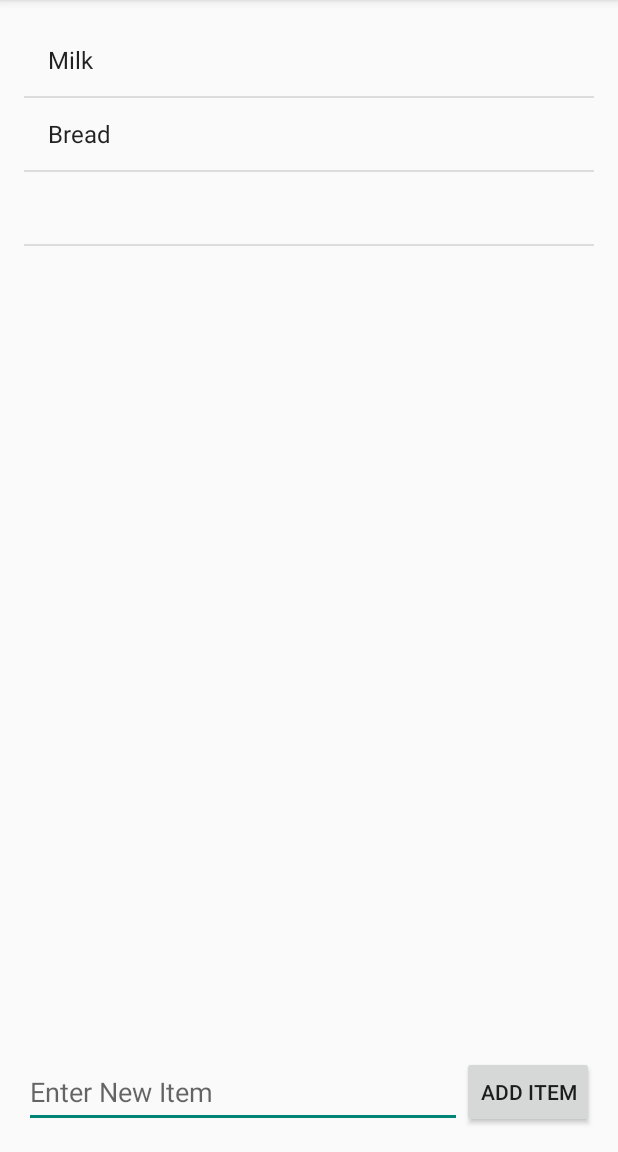
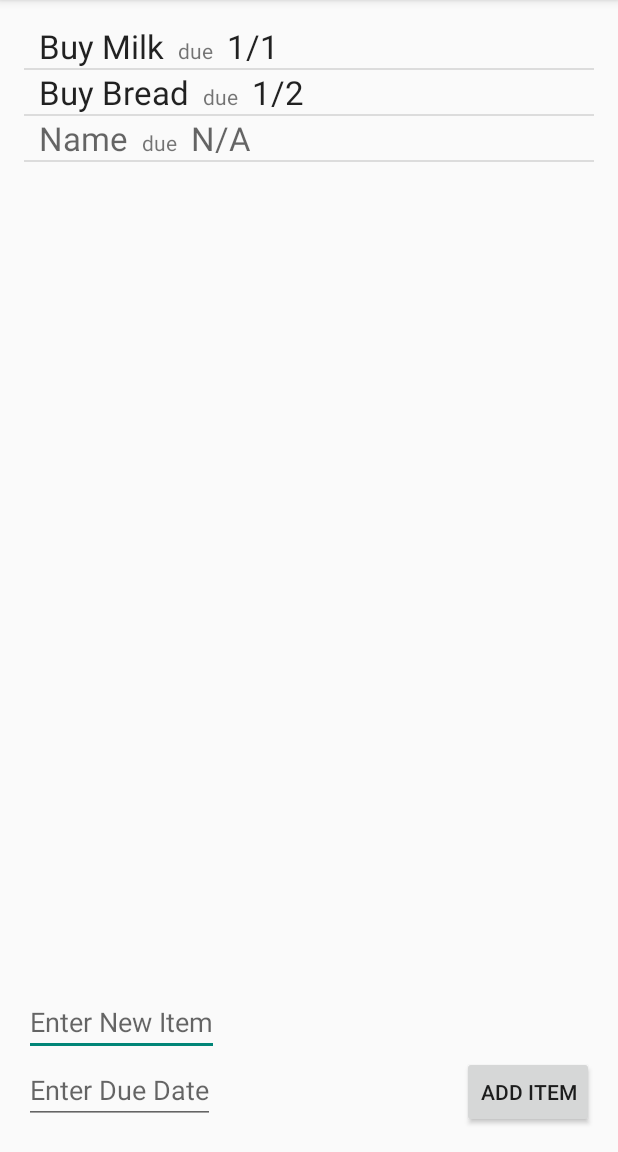
Before and after one commit to daisych02/SimpleTodo, an Android app: the screen it shows after launch (MainActivity), after a tap on "ADD ITEM", on a phone screen of 412 x 824 dp, the part 84-1236 px from its top. Run offline under Robolectric (Android 15) with nearby library versions, the phone set to English and light mode, and no system bars.

Commit message:
Add support for custom adapter

```diff
--- a/app/src/main/java/com/daisych/simpletodo/EditItemDialog.java
+++ b/app/src/main/java/com/daisych/simpletodo/EditItemDialog.java
@@ -28,6 +28,7 @@ public class EditItemDialog extends DialogFragment {
     }
 
     private EditText etItemEdit;
+    private EditText etDateEdit;
     int pos;
     String item;
     EditItemDialogListener editItemDialogListener;
@@ -59,9 +60,12 @@ public class EditItemDialog extends DialogFragment {
                              Bundle savedInstanceState) {
         View view = inflater.inflate(R.layout.fragment_edit_item, container);
         etItemEdit = (EditText) view.findViewById(R.id.etItemEdit);
+        etDateEdit = (EditText) view.findViewById(R.id.etDateEdit);
         pos = getArguments().getInt("index");
         String item = getArguments().getString("item");
+        String date = getArguments().getString("date");
         etItemEdit.setText(item);
+        etDateEdit.setText(date);
 
         String title = getArguments().getString("title", "Edit Item");
         getDialog().setTitle(title);
@@ -74,6 +78,7 @@ public class EditItemDialog extends DialogFragment {
                 EditText etItemEdit = (EditText) parent.findViewById(R.id.etItemEdit);
 
                 i.putExtra("item", etItemEdit.getText().toString());
+                i.putExtra("date", etDateEdit.getText().toString());
                 i.putExtra("index", pos);
                 editItemDialogListener.onFinishEditDialog(i);
                 dismiss();
--- /dev/null
+++ b/app/src/main/java/com/daisych/simpletodo/Item.java
@@ -0,0 +1,43 @@
+package com.daisych.simpletodo;
+
+/**
+ * Created by daisych on 1/19/15.
+ */
+public class Item {
+    private String name;
+    private String date;
+
+    public Item (String name, String date) {
+        this.name = name;
+        this.date = date;
+    }
+
+    public Item (String str) {
+        String[] attrs = str.split(" ");
+        if(attrs.length >= 2) {
+            this.name = attrs[0];
+            this.date = attrs[1];
+        }
+    }
+
+    public String getName() {
+        return name;
+    }
+
+    public String getDate() {
+        return date;
+    }
+
+    public void setName(String name) {
+        this.name = name;
+    }
+
+    public void setDate(String date) {
+        this.date = date;
+    }
+
+    public boolean Equals (Item another) {
+        return this.name == another.getName();
+    }
+
+}
--- /dev/null
+++ b/app/src/main/java/com/daisych/simpletodo/ItemsAdapter.java
@@ -0,0 +1,37 @@
+package com.daisych.simpletodo;
+
+import android.content.Context;
+import android.view.LayoutInflater;
+import android.view.View;
+import android.view.ViewGroup;
+import android.widget.ArrayAdapter;
+import android.widget.TextView;
+
+import java.util.ArrayList;
+
+/**
+ * Created by daisych on 1/19/15.
+ */
+public class ItemsAdapter extends ArrayAdapter<Item> {
+    public ItemsAdapter(Context context, ArrayList<Item> items) {
+        super(context, 0, items);
+    }
+
+    @Override
+    public View getView(int position, View convertView, ViewGroup parent) {
+        // Get the data item for this position
+        Item item = getItem(position);
+        // Check if an existing view is being reused, otherwise inflate the view
+        if (convertView == null) {
+            convertView = LayoutInflater.from(getContext()).inflate(R.layout.item_item, parent, false);
+        }
+        // Lookup view for data population
+        TextView tvName = (TextView) convertView.findViewById(R.id.tvName);
+        TextView tvHome = (TextView) convertView.findViewById(R.id.tvDate);
+        // Populate the data into the template view using the data object
+        tvName.setText(item.getName());
+        tvHome.setText(item.getDate());
+        // Return the completed view to render on screen
+        return convertView;
+    }
+}
--- a/app/src/main/java/com/daisych/simpletodo/MainActivity.java
+++ b/app/src/main/java/com/daisych/simpletodo/MainActivity.java
@@ -23,6 +23,8 @@ import java.util.ArrayList;
 public class MainActivity extends ActionBarActivity implements EditItemDialog.EditItemDialogListener {
     ArrayList<String> items;
     ArrayAdapter<String> itemsAdaptor;
+    ArrayList<Item> items_list;
+    ItemsAdapter items_listAdaptor;
     ListView lvItems;
 
     @Override
@@ -31,11 +33,17 @@ public class MainActivity extends ActionBarActivity implements EditItemDialog.Ed
         setContentView(R.layout.activity_main);
         readItems();
         lvItems = (ListView) findViewById(R.id.lvItems);
-        items = new ArrayList<String>();
-        itemsAdaptor = new ArrayAdapter<String>(this, android.R.layout.simple_list_item_1, items);
-        lvItems.setAdapter(itemsAdaptor);
-        items.add("Milk");
-        items.add("Bread");
+//        items = new ArrayList<String>();
+//        itemsAdaptor = new ArrayAdapter<String>(this, android.R.layout.simple_list_item_1, items);
+        items_list = new ArrayList<Item>();
+        items_listAdaptor = new ItemsAdapter(this, items_list);
+        lvItems.setAdapter(items_listAdaptor);
+
+//        lvItems.setAdapter(itemsAdaptor);
+//        items.add("Milk");
+//        items.add("Bread");
+        items_list.add(new Item("Buy Milk", "1/1"));
+        items_list.add(new Item("Buy Bread", "1/2"));
         setupListViewListenser();
     }
 
@@ -44,8 +52,10 @@ public class MainActivity extends ActionBarActivity implements EditItemDialog.Ed
                 new AdapterView.OnItemLongClickListener() {
                     @Override
                     public boolean onItemLongClick(AdapterView<?> adaptor, View item, int pos, long id) {
-                        items.remove(pos);
-                        itemsAdaptor.notifyDataSetChanged();
+//                        items.remove(pos);
+//                        itemsAdaptor.notifyDataSetChanged();
+                        items_list.remove(pos);
+                        items_listAdaptor.notifyDataSetChanged();
                         writeItems();
                         return true;
                     }
@@ -58,7 +68,9 @@ public class MainActivity extends ActionBarActivity implements EditItemDialog.Ed
                    public void onItemClick(AdapterView<?> adaptor, View item, int pos, long id) {
                        Intent i = new Intent(MainActivity.this, EditItemActivity.class);
                        i.putExtra("index", pos);
-                       i.putExtra("item", items.get(pos));
+//                       i.putExtra("item", items.get(pos));
+                       i.putExtra("item", items_list.get(pos).getName());
+                       i.putExtra("date", items_list.get(pos).getDate());
 
                        // The dialog (fragment) way
                        showEditDialog(pos);
@@ -95,19 +107,45 @@ public class MainActivity extends ActionBarActivity implements EditItemDialog.Ed
 
     public void onAddItem (View v) {
         EditText etNewItem = (EditText) findViewById(R.id.etNewItem);
+        EditText etDueDate = (EditText) findViewById(R.id.etDueDate);
         String itemText = etNewItem.getText().toString();
-        itemsAdaptor.add(itemText);
-        etNewItem.setText("");
-        writeItems();
+        String dueDate = etDueDate.getText().toString();
+
+//        itemsAdaptor.add(itemText);
+        Item added = new Item(itemText, dueDate);
+        boolean exist = false;
+        for(Item item : items_list) {
+            if(item.Equals(added)) {
+                exist = true;
+            }
+        }
+        if(!exist) {
+            items_listAdaptor.add(added);
+            etNewItem.setText("");
+            etDueDate.setText("");
+            writeItems();
+        } else {
+            Toast.makeText(this, "Item already exist!", Toast.LENGTH_LONG);
+        }
     }
 
     private void readItems() {
         File filesDir = getFilesDir();
         File todoFile = new File(filesDir, "todo.txt");
+//        try {
+//            items = new ArrayList<String>(FileUtils.readLines(todoFile));
+//        } catch (IOException e) {
+//            items = new ArrayList<String>();
+//        }
         try {
-            items = new ArrayList<String>(FileUtils.readLines(todoFile));
+            ArrayList<String> list = new ArrayList<String>(FileUtils.readLines(todoFile));
+            items_list = new ArrayList<Item>();
+            for(String str : list) {
+                items_list.add(new Item(str));
+            }
         } catch (IOException e) {
-            items = new ArrayList<String>();
+            items_list = new ArrayList<Item>();
+            e.printStackTrace();
         }
     }
 
@@ -115,7 +153,11 @@ public class MainActivity extends ActionBarActivity implements EditItemDialog.Ed
         File filesDir = getFilesDir();
         File todoFile = new File(filesDir, "todo.txt");
         try {
-            FileUtils.writeLines(todoFile, items);
+            ArrayList<String> list = new ArrayList<String>();
+            for(Item item : items_list) {
+                list.add(item.getName() + " " + item.getDate());
+            }
+            FileUtils.writeLines(todoFile, list);
         } catch (IOException e) {
             e.printStackTrace();
         }
@@ -125,10 +167,13 @@ public class MainActivity extends ActionBarActivity implements EditItemDialog.Ed
     protected void onActivityResult(int requestCode, int resultCode, Intent data) {
         if (resultCode == RESULT_OK && requestCode == 200) {
             String item = data.getStringExtra("item");
+            String date = data.getStringExtra("date");
             int pos = data.getIntExtra("index", 0);
 
-            items.set(pos, item);
-            itemsAdaptor.notifyDataSetChanged();
+//            items.set(pos, item);
+//            itemsAdaptor.notifyDataSetChanged();
+            items_list.set(pos, new Item(item, date));
+            items_listAdaptor.notifyDataSetChanged();
             writeItems();
         }
     }
@@ -138,7 +183,9 @@ public class MainActivity extends ActionBarActivity implements EditItemDialog.Ed
         EditItemDialog editItemDialog = EditItemDialog.newInstance("Edit Item");
         Bundle bundle = new Bundle();
         bundle.putInt("index", pos);
-        bundle.putString("item", items.get(pos));
+//        bundle.putString("item", items.get(pos));
+        bundle.putString("item", items_list.get(pos).getName());
+        bundle.putString("date", items_list.get(pos).getDate());
         editItemDialog.setArguments(bundle);
 
         editItemDialog.show(fm, "fragment_edit_item");
@@ -147,10 +194,13 @@ public class MainActivity extends ActionBarActivity implements EditItemDialog.Ed
     @Override
     public void onFinishEditDialog(Intent i) {
         String item = i.getStringExtra("item");
+        String date = i.getStringExtra("date");
         int pos = i.getIntExtra("index", 0);
 
-        items.set(pos, item);
-        itemsAdaptor.notifyDataSetChanged();
+//        items.set(pos, item);
+//        itemsAdaptor.notifyDataSetChanged();
+        items_list.set(pos, new Item(item, date));
+        items_listAdaptor.notifyDataSetChanged();
         writeItems();
     }
 }
--- a/app/src/main/res/layout/activity_main.xml
+++ b/app/src/main/res/layout/activity_main.xml
@@ -18,13 +18,9 @@
         android:layout_width="wrap_content"
         android:layout_height="wrap_content"
         android:id="@+id/etNewItem"
-        android:layout_alignTop="@+id/btnAddItem"
-        android:layout_alignParentLeft="true"
-        android:layout_alignParentStart="true"
-        android:layout_toLeftOf="@+id/btnAddItem"
-        android:layout_toStartOf="@+id/btnAddItem"
         android:hint="Enter New Item"
-        android:layout_alignParentBottom="true"/>
+        android:layout_above="@+id/btnAddItem"
+        android:layout_alignParentStart="true" />
 
     <Button
         android:layout_width="wrap_content"
@@ -36,4 +32,12 @@
         android:layout_alignParentRight="true"
         android:layout_alignParentEnd="true" />
 
+    <EditText
+        android:layout_width="wrap_content"
+        android:layout_height="wrap_content"
+        android:id="@+id/etDueDate"
+        android:hint="Enter Due Date"
+        android:layout_below="@+id/etNewItem"
+        android:layout_alignParentStart="true" />
+
 </RelativeLayout>
--- /dev/null
+++ b/app/src/main/res/layout/item_item.xml
@@ -0,0 +1,35 @@
+<?xml version="1.0" encoding="utf-8"?>
+<LinearLayout xmlns:android="http://schemas.android.com/apk/res/android"
+    android:orientation="horizontal" android:layout_width="match_parent"
+    android:layout_height="match_parent"
+    android:weightSum="1">
+
+    <TextView
+        android:id="@+id/tvName"
+        android:layout_width="wrap_content"
+        android:layout_height="wrap_content"
+        android:paddingLeft="10dp"
+        android:paddingRight="6dp"
+        android:hint="Name"
+        android:textAppearance="?android:attr/textAppearanceLarge" />
+
+    <TextView
+        android:id="@+id/textView2"
+        android:layout_width="wrap_content"
+        android:layout_height="wrap_content"
+        android:layout_alignBaseline="@+id/tvName"
+        android:layout_toRightOf="@+id/tvName"
+        android:paddingRight="6dp"
+        android:text=" due " />
+
+    <TextView
+        android:id="@+id/tvDate"
+        android:layout_width="wrap_content"
+        android:layout_height="wrap_content"
+        android:layout_alignBottom="@+id/tvName"
+        android:layout_toRightOf="@+id/textView2"
+        android:hint="N/A"
+        android:textAppearance="?android:attr/textAppearanceLarge" />tal"
+        android:layout_weight="0.08" />
+
+</LinearLayout>
```
Also changed, not shown: app/src/main/res/layout/fragment_edit_item.xml (+11 -3 lines), 1 other file.
